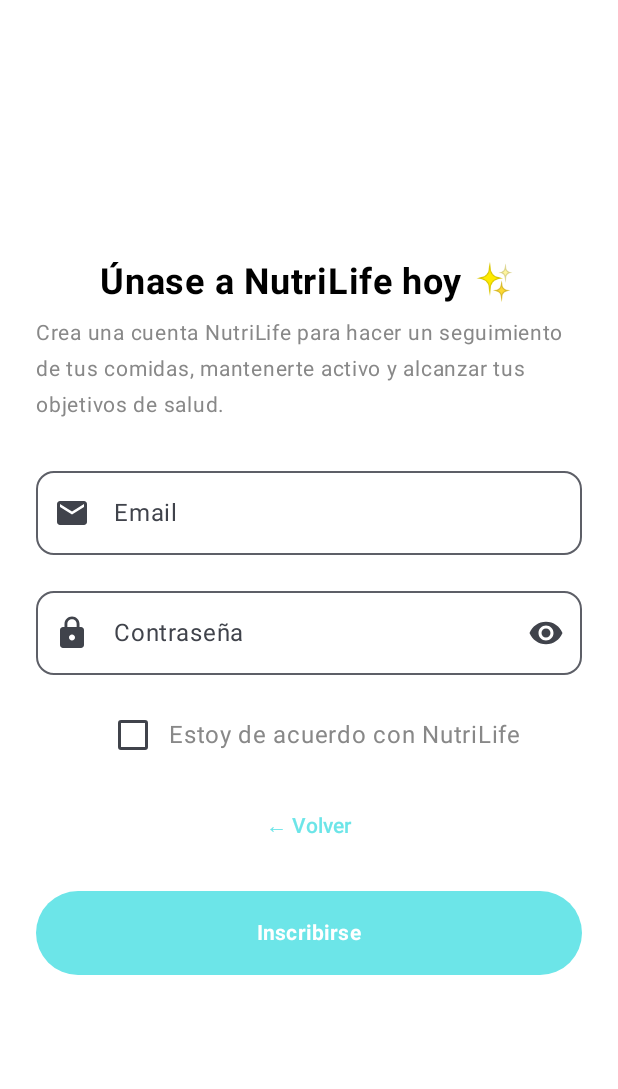
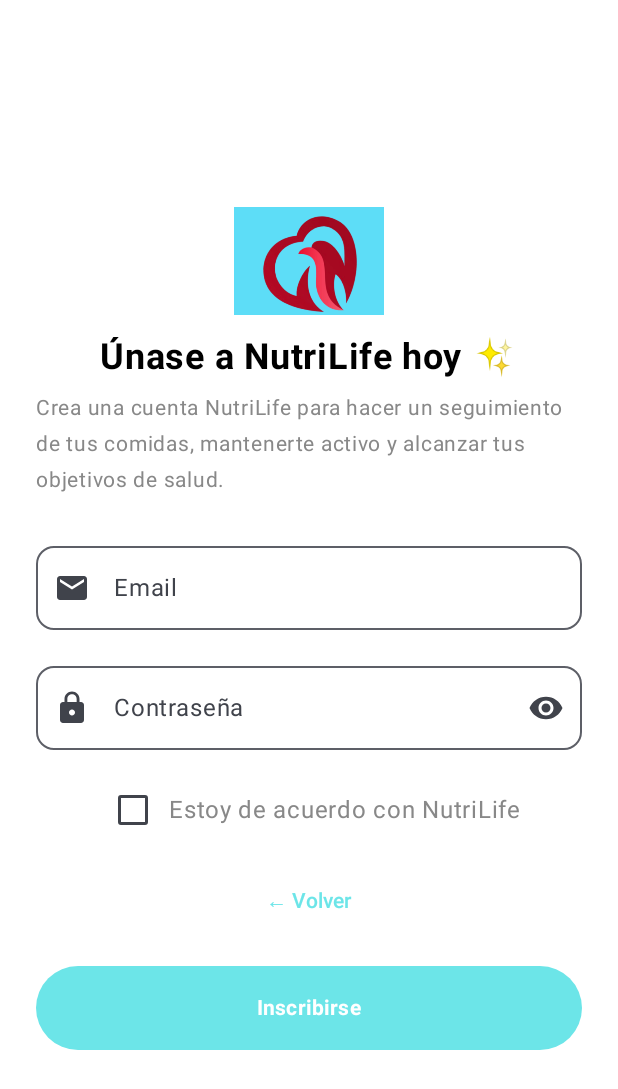
Before and after one commit to Jose-ops789/Nutrilive, an Android app built with Jetpack Compose: the SignUpScreen screen opened through its navigation route, on a phone screen of 412 x 824 dp. Shown: the top 1089 px of the screen. Run offline under Robolectric (Android 15) with nearby library versions, the phone set to English and light mode, and no system bars.

Commit message:
Algunos ajuste

```diff
--- a/app/src/main/java/navigation/AppNavigation.kt
+++ b/app/src/main/java/navigation/AppNavigation.kt
@@ -134,7 +134,8 @@ fun AppNavigation(navController: NavHostController) {
 
             MealSelectionScreen(
                 mealType = mealType,
-                navController = navController
+                navController = navController,
+                onBack = { navController.popBackStack() }
             )
         }
         composable("meal_summary/{mealType}") { backStackEntry ->
--- a/app/src/main/java/screens/NameScreen.kt
+++ b/app/src/main/java/screens/NameScreen.kt
@@ -40,6 +40,7 @@ fun NameScreen(onContinue: (String) -> Unit) {
         horizontalAlignment = Alignment.CenterHorizontally,
         verticalArrangement = Arrangement.SpaceBetween
     ) {
+
         Column(horizontalAlignment = Alignment.CenterHorizontally) {
             // Barra de progreso
             LinearProgressIndicator(
@@ -51,6 +52,7 @@ fun NameScreen(onContinue: (String) -> Unit) {
                     .height(6.dp)
                     .padding(bottom = 8.dp)
             )
+
 
             // Texto de paso
             Text(
--- a/app/src/main/java/screens/SignUpScreen.kt
+++ b/app/src/main/java/screens/SignUpScreen.kt
@@ -1,5 +1,6 @@
 package screens
 
+import androidx.compose.foundation.Image
 import androidx.compose.foundation.background
 import androidx.compose.foundation.layout.Arrangement
 import androidx.compose.foundation.layout.Column
@@ -9,6 +10,7 @@ import androidx.compose.foundation.layout.fillMaxSize
 import androidx.compose.foundation.layout.fillMaxWidth
 import androidx.compose.foundation.layout.height
 import androidx.compose.foundation.layout.padding
+import androidx.compose.foundation.layout.size
 import androidx.compose.foundation.shape.RoundedCornerShape
 import androidx.compose.material.icons.Icons
 import androidx.compose.material.icons.filled.Email
@@ -31,6 +33,7 @@ import androidx.compose.runtime.setValue
 import androidx.compose.ui.Alignment
 import androidx.compose.ui.Modifier
 import androidx.compose.ui.graphics.Color
+import androidx.compose.ui.res.painterResource
 import androidx.compose.ui.text.font.FontWeight
 import androidx.compose.ui.text.input.PasswordVisualTransformation
 import androidx.compose.ui.text.input.VisualTransformation
@@ -39,6 +42,7 @@ import androidx.compose.ui.unit.dp
 import androidx.compose.ui.unit.sp
 import androidx.navigation.NavController
 import androidx.navigation.compose.rememberNavController
+import com.example.nutrilive.R
 
 @Composable
 
@@ -56,6 +60,12 @@ fun SignUpScreen(navController: NavController, onBack: () -> Unit) {
         verticalArrangement = Arrangement.Center,
         horizontalAlignment = Alignment.CenterHorizontally
     ) {
+        // Logo
+        Image(
+            painter = painterResource(id = R.drawable.logo_nutrilife),
+            contentDescription = "Logo Nutrilife",
+            modifier = Modifier.size(100.dp)
+        )
         Text(
             text = "Únase a NutriLife hoy ✨",
             fontSize = 24.sp,
```
Also changed, not shown: app/src/main/java/screens/MealSelectionScreen.kt (+6 -1 lines).
